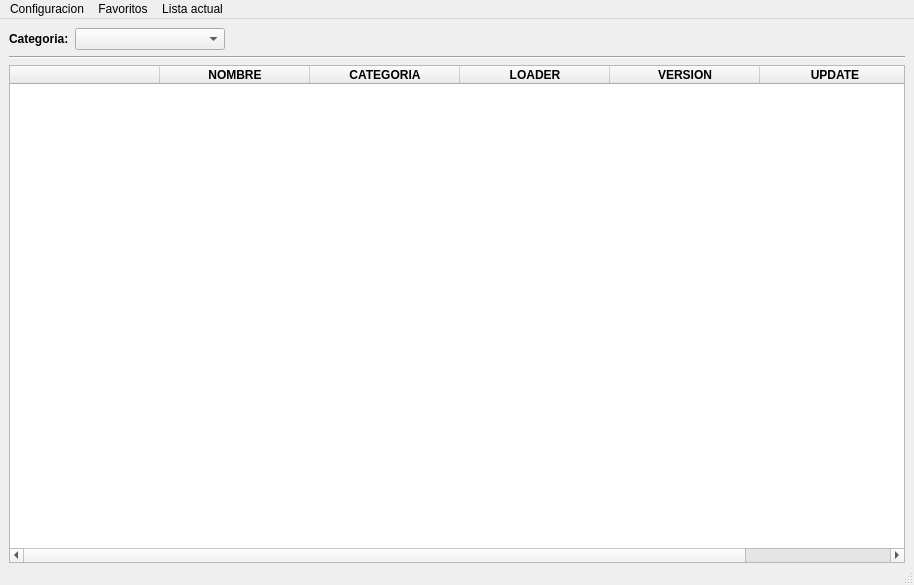
The window that pyqt_windows/main_window.ui (MelonRodante/ModList) describes before a commit, drawn with Qt 5.
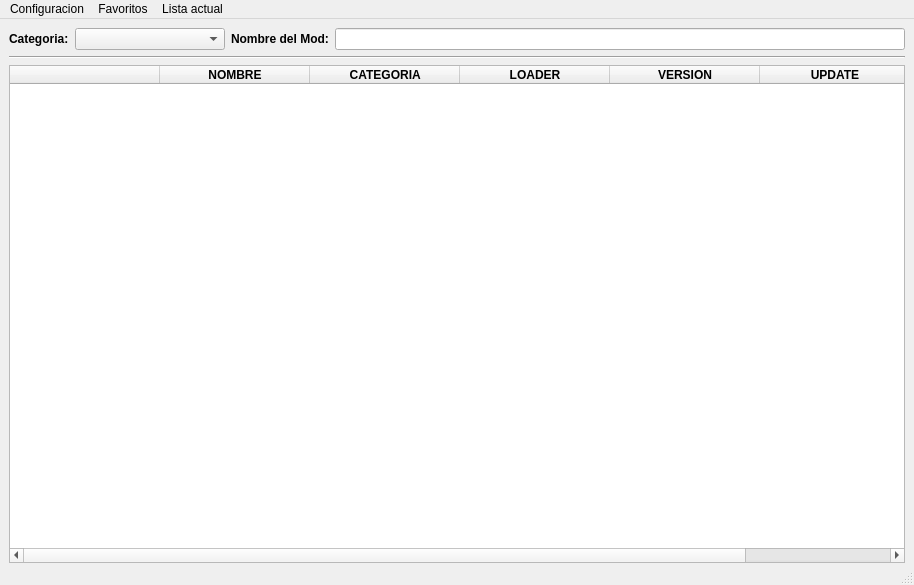
The same window after the commit. Icons and pictures are not drawn.

Commit message:
Cambios en la interfaz: - Añadido edittext para buscar por nombre
Cambios en el codigo:
- Mejoras en el metodo para consultas opcionales
- Filtrado por nombre

Patch:
```diff
--- a/pyqt_windows/main_window.ui
+++ b/pyqt_windows/main_window.ui
@@ -66,17 +66,24 @@
        </widget>
       </item>
       <item>
-       <spacer name="horizontalSpacer">
-        <property name="orientation">
-         <enum>Qt::Horizontal</enum>
+       <widget class="QLabel" name="lblName">
+        <property name="font">
+         <font>
+          <weight>75</weight>
+          <bold>true</bold>
+         </font>
         </property>
-        <property name="sizeHint" stdset="0">
-         <size>
-          <width>40</width>
-          <height>20</height>
-         </size>
+        <property name="text">
+         <string>Nombre del Mod:</string>
         </property>
-       </spacer>
+       </widget>
+      </item>
+      <item>
+       <widget class="QLineEdit" name="editName">
+        <property name="clearButtonEnabled">
+         <bool>true</bool>
+        </property>
+       </widget>
       </item>
      </layout>
     </item>
@@ -140,7 +147,7 @@
       </column>
       <column>
        <property name="text">
-        <string>NOMBRE</string>
+        <string>   NOMBRE   </string>
        </property>
        <property name="font">
         <font>
@@ -151,7 +158,7 @@
       </column>
       <column>
        <property name="text">
-        <string>CATEGORIA</string>
+        <string>   CATEGORIA   </string>
        </property>
        <property name="font">
         <font>
@@ -162,7 +169,7 @@
       </column>
       <column>
        <property name="text">
-        <string>LOADER</string>
+        <string>   LOADER   </string>
        </property>
        <property name="font">
         <font>
@@ -173,7 +180,7 @@
       </column>
       <column>
        <property name="text">
-        <string>VERSION</string>
+        <string>   VERSION   </string>
        </property>
        <property name="font">
         <font>
@@ -184,7 +191,7 @@
       </column>
       <column>
        <property name="text">
-        <string>UPDATE</string>
+        <string>   UPDATE   </string>
        </property>
        <property name="font">
         <font>
```
The commit also changes 2 other files.
